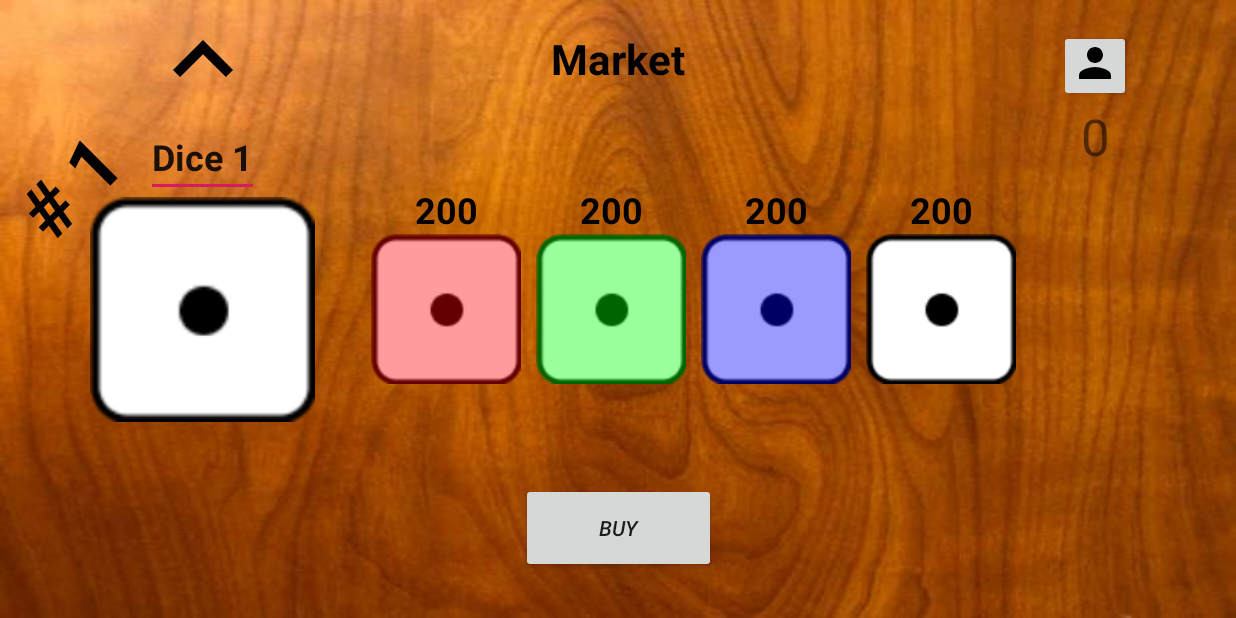
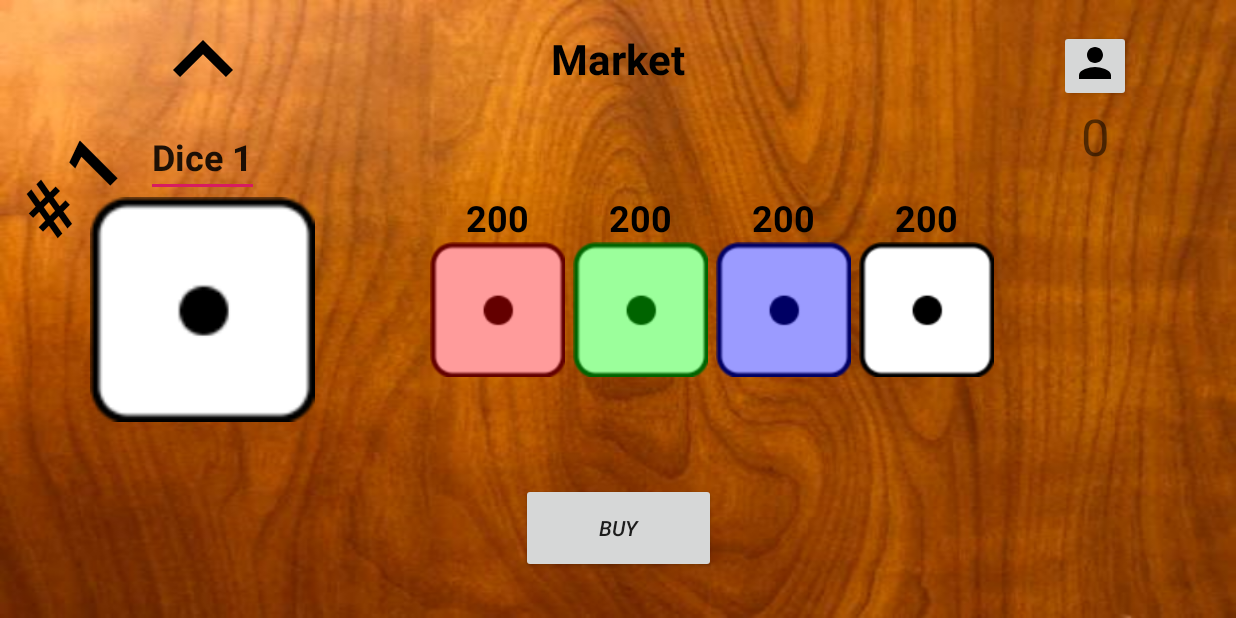
Before and after one commit to dignified-farkle-coders/dignified-farkle-client, an Android app: the MarketActivity screen opened directly, with no data from a screen before it, on a phone screen of 824 x 412 dp (held sideways). Run offline under Robolectric (Android 15) with nearby library versions, the phone set to English and light mode, and no system bars.

Commit message:
Fixed a few bugs before presentation

```diff
--- a/app/src/main/res/layout/activity_market.xml
+++ b/app/src/main/res/layout/activity_market.xml
@@ -87,9 +87,9 @@
   <ImageView
     android:id="@+id/die_presentation_1"
     android:src="@drawable/generic_1"
-    android:layout_width="100dp"
-    android:layout_height="100dp"
-    android:layout_marginRight="10dp"
+    android:layout_width="90dp"
+    android:layout_height="90dp"
+    android:layout_marginRight="5dp"
     app:layout_constraintRight_toLeftOf="@id/die_presentation_2"
     app:layout_constraintTop_toTopOf="parent"
     app:layout_constraintBottom_toBottomOf="parent"
@@ -98,10 +98,9 @@
   <ImageView
     android:id="@+id/die_presentation_2"
     android:src="@drawable/generic_1"
-    android:layout_width="100dp"
-    android:layout_height="100dp"
-    android:layout_marginRight="10dp"
-    app:layout_constraintLeft_toLeftOf="@id/buy_button"
+    android:layout_width="90dp"
+    android:layout_height="90dp"
+    android:layout_marginRight="5dp"
     app:layout_constraintRight_toRightOf="@id/buy_button"
     app:layout_constraintTop_toTopOf="parent"
     app:layout_constraintBottom_toBottomOf="parent"
@@ -110,9 +109,9 @@
   <ImageView
     android:id="@+id/die_presentation_3"
     android:src="@drawable/generic_1"
-    android:layout_width="100dp"
-    android:layout_height="100dp"
-    android:layout_marginLeft="10dp"
+    android:layout_width="90dp"
+    android:layout_height="90dp"
+    android:layout_marginLeft="5dp"
     app:layout_constraintLeft_toRightOf="@id/die_presentation_2"
     app:layout_constraintTop_toTopOf="parent"
     app:layout_constraintBottom_toBottomOf="parent"
@@ -121,9 +120,9 @@
   <ImageView
     android:id="@+id/die_presentation_4"
     android:src="@drawable/generic_1"
-    android:layout_width="100dp"
-    android:layout_height="100dp"
-    android:layout_marginLeft="10dp"
+    android:layout_width="90dp"
+    android:layout_height="90dp"
+    android:layout_marginLeft="5dp"
     app:layout_constraintLeft_toRightOf="@id/die_presentation_3"
     app:layout_constraintTop_toTopOf="parent"
     app:layout_constraintBottom_toBottomOf="parent"
```
